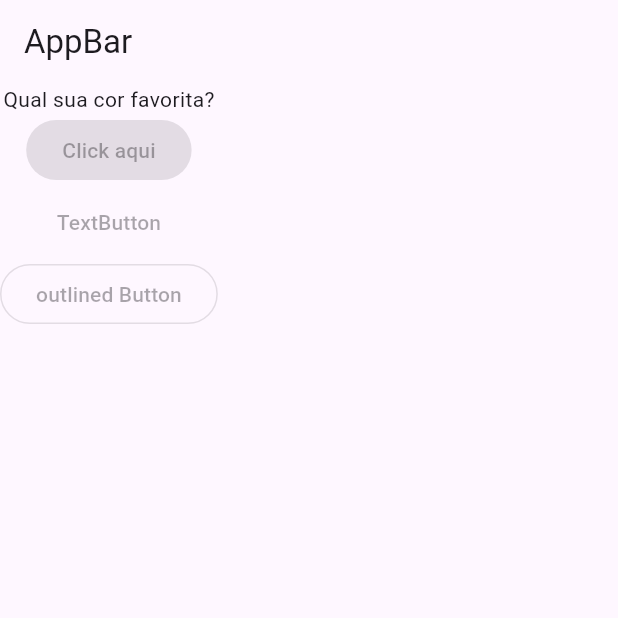
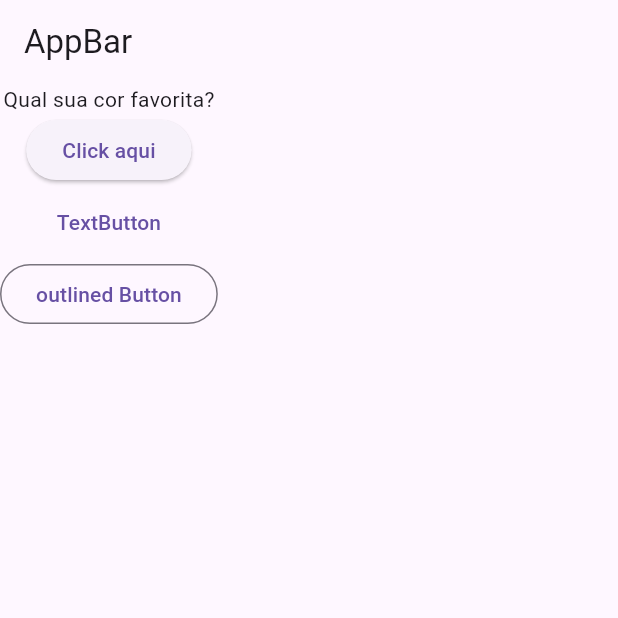
Before and after one commit to PedroGoncalves-Dev/Proj-Perguntas-flutter, a Flutter app: the screen it shows after launch, on a phone screen of 412 x 824 dp, the top half of it. Run offline on Flutter 3.47's test engine with Material 3 defaults, Android fonts, the phone set to English and light mode, and no system bars.

Commit message:
Adicinando funcoes ao botoes

```diff
--- a/lib/main.dart
+++ b/lib/main.dart
@@ -5,6 +5,10 @@ main() {
 }
 
 class PerguntaApp extends StatelessWidget {
+  responder() {
+    print('Resposta respondida');
+  }
+
   @override
   Widget build(BuildContext context) {
     final perguntas = [
@@ -15,14 +19,20 @@ class PerguntaApp extends StatelessWidget {
     return MaterialApp(
         home: Scaffold(
             appBar: AppBar(
-              title: Text('AppBar'),
+              title: const Text('AppBar'),
             ),
             body: Column(
               children: [
                 Text(perguntas[0]),
-                ElevatedButton(onPressed: null, child: Text('Click aqui')),
-                TextButton(onPressed: null, child: Text('TextButton')),
-                OutlinedButton(onPressed: null, child: Text('outlined Button'))
+                ElevatedButton(
+                    onPressed: () => responder(),
+                    child: const Text('Click aqui')),
+                TextButton(
+                    onPressed: () => responder(),
+                    child: const Text('TextButton')),
+                OutlinedButton(
+                    onPressed: () => responder(),
+                    child: const Text('outlined Button'))
               ],
             )));
   }
```
